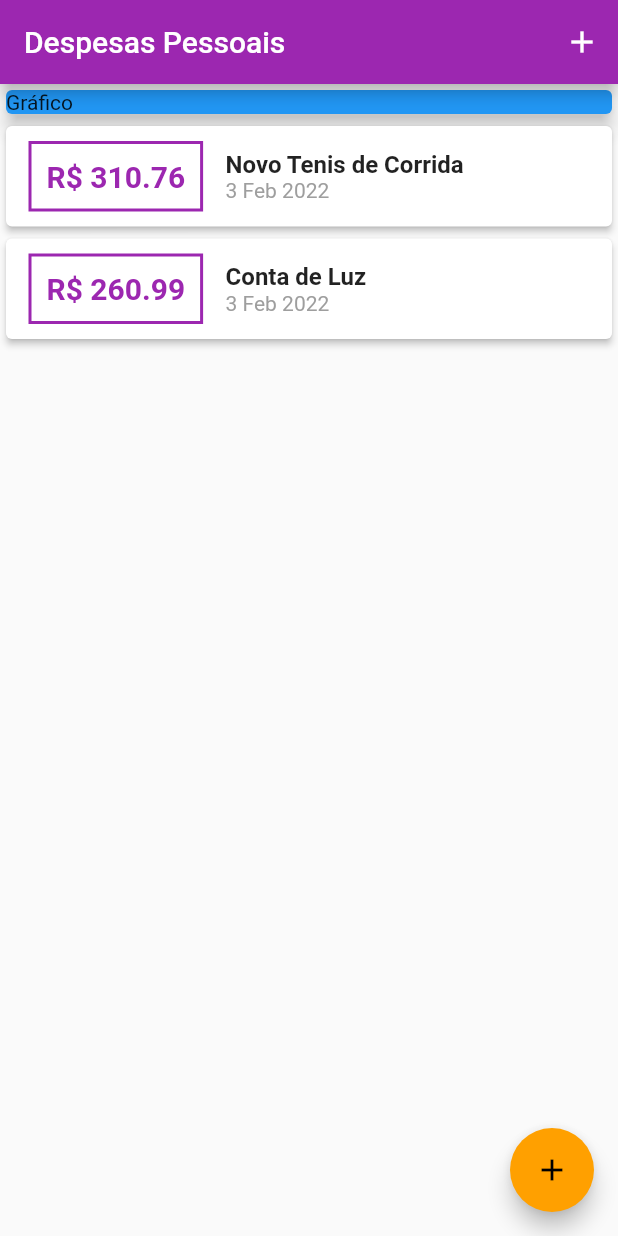
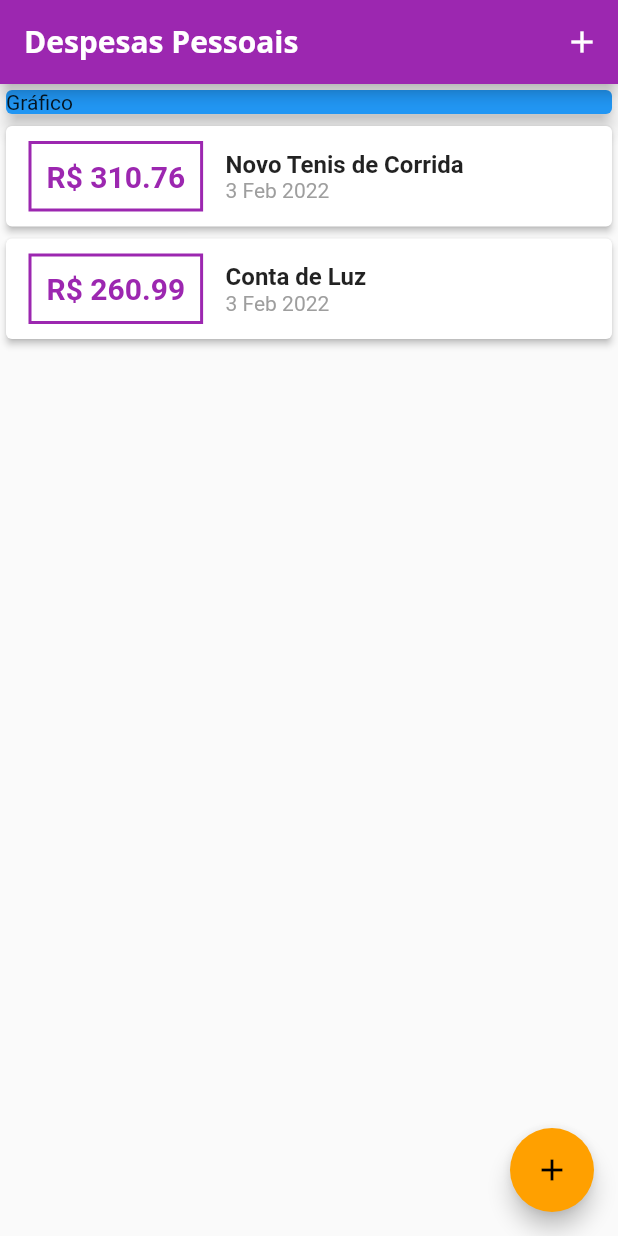
Before and after one commit to diegojaldim/expenses_app, a Flutter app: the screen it shows after launch, on a phone screen of 412 x 824 dp. Run offline on Flutter 3.47's test engine with Material 2 defaults, Android fonts, the phone set to English and light mode, and no system bars.

Commit message:
Set font style

```diff
--- a/lib/main.dart
+++ b/lib/main.dart
@@ -11,15 +11,32 @@ void main() {
 class ExpensesApp extends StatelessWidget {
 
   const ExpensesApp({Key? key}) : super(key: key);
-
+//Theme.of(context).textTheme.headline6
   @override
   Widget build(BuildContext context) {
     return MaterialApp(
       theme: ThemeData(
         primarySwatch: Colors.purple,
-        accentColor: Colors.amber[700]
+        accentColor: Colors.amber[700],
+        fontFamily: 'Quicksand',
+        textTheme: ThemeData.light().textTheme.copyWith(
+          headline6: const TextStyle(
+            fontFamily: 'OpenSans',
+            fontSize: 18,
+            fontWeight: FontWeight.bold,
+          )
+        ),
+        appBarTheme: AppBarTheme(
+          textTheme: ThemeData.light().textTheme.copyWith(
+            headline6: const TextStyle(
+              fontFamily: 'OpenSans',
+              fontSize: 20,
+              fontWeight: FontWeight.bold,
+            )
+          )
+        )
       ),
-      home: MyHomePage(),
+      home: const MyHomePage(),
     );
   }
 }
```
Also changed, not shown: pubspec.yaml (+11 -6 lines), assets/fonts/OpenSans-Bold.ttf (added), assets/fonts/OpenSans-Regular.ttf (added), assets/fonts/Quicksand-Bold.ttf (added), assets/fonts/Quicksand-Light.ttf (added), assets/fonts/Quicksand-Medium.ttf (added), assets/fonts/Quicksand-Regular.ttf (added), assets/fonts/Quicksand-SemiBold.ttf (added).
